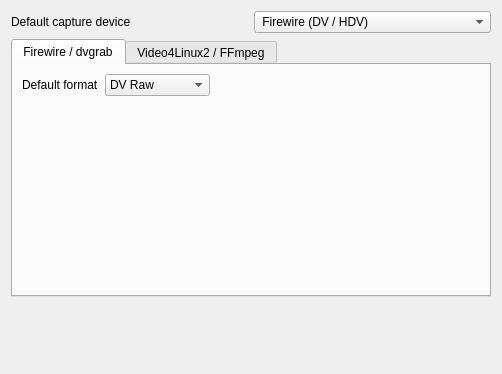
Qt form src/widgets/configcapture_ui.ui (KDE/kdenlive) before a commit.
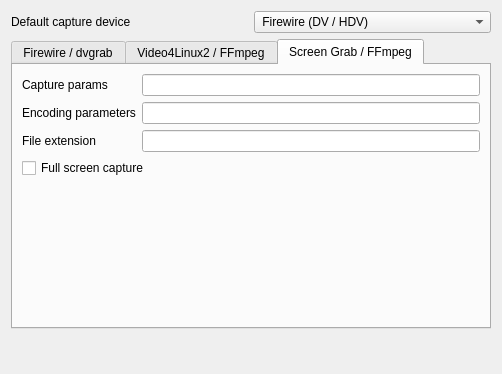
The same form after that commit. The open tabs and pages were chosen to show the change. Custom widgets are drawn as their Qt base class.

Commit message: NEW: Kdenlive can now create screencasts. You can capture video through firewire (with dvgrab), video4linux (with ffmpeg) and x11 video grabbing (with ffmpeg configured with: --enable-x11grab )

Diff of the .ui file:
```diff
--- a/src/widgets/configcapture_ui.ui
+++ b/src/widgets/configcapture_ui.ui
@@ -47,8 +47,8 @@
        <rect>
         <x>0</x>
         <y>0</y>
-        <width>482</width>
-        <height>233</height>
+        <width>486</width>
+        <height>270</height>
        </rect>
       </property>
       <attribute name="title" >
@@ -346,31 +346,103 @@
         </widget>
        </item>
       </layout>
-      <zorder>kcfg_video4vdevice</zorder>
-      <zorder>label_7</zorder>
-      <zorder>line</zorder>
-      <zorder>label_3</zorder>
-      <zorder>label_5</zorder>
-      <zorder>kcfg_video4vformat</zorder>
-      <zorder>kcfg_video4vencoding</zorder>
-      <zorder>label_14</zorder>
-      <zorder>kcfg_video4aencoding</zorder>
-      <zorder>kcfg_video4adevice</zorder>
-      <zorder>line_2</zorder>
-      <zorder>label_9</zorder>
-      <zorder>label_16</zorder>
-      <zorder>label_15</zorder>
-      <zorder>label_13</zorder>
-      <zorder>line_3</zorder>
-      <zorder>label_4</zorder>
-      <zorder>label_6</zorder>
-      <zorder>kcfg_video4size</zorder>
-      <zorder>label_11</zorder>
-      <zorder>kcfg_video4rate</zorder>
-      <zorder>kcfg_video4capture</zorder>
-      <zorder>kcfg_video4playback</zorder>
-      <zorder>label_12</zorder>
-      <zorder>kcfg_video4aformat</zorder>
+     </widget>
+     <widget class="QWidget" name="tab_3" >
+      <property name="geometry" >
+       <rect>
+        <x>0</x>
+        <y>0</y>
+        <width>486</width>
+        <height>270</height>
+       </rect>
+      </property>
+      <attribute name="title" >
+       <string>Screen Grab / FFmpeg</string>
+      </attribute>
+      <layout class="QGridLayout" name="gridLayout_4" >
+       <item row="0" column="0" >
+        <widget class="QLabel" name="label_17" >
+         <property name="text" >
+          <string>Capture params</string>
+         </property>
+        </widget>
+       </item>
+       <item row="0" column="1" >
+        <widget class="KLineEdit" name="kcfg_screengrabcapture" />
+       </item>
+       <item row="1" column="0" >
+        <widget class="QLabel" name="label_8" >
+         <property name="sizePolicy" >
+          <sizepolicy vsizetype="Preferred" hsizetype="Maximum" >
+           <horstretch>0</horstretch>
+           <verstretch>0</verstretch>
+          </sizepolicy>
+         </property>
+         <property name="text" >
+          <string>Encoding parameters</string>
+         </property>
+        </widget>
+       </item>
+       <item row="1" column="1" >
+        <widget class="KLineEdit" name="kcfg_screengrabencoding" >
+         <property name="sizePolicy" >
+          <sizepolicy vsizetype="Fixed" hsizetype="MinimumExpanding" >
+           <horstretch>0</horstretch>
+           <verstretch>0</verstretch>
+          </sizepolicy>
+         </property>
+         <property name="text" >
+          <string/>
+         </property>
+        </widget>
+       </item>
+       <item row="2" column="0" >
+        <widget class="QLabel" name="label_10" >
+         <property name="sizePolicy" >
+          <sizepolicy vsizetype="Preferred" hsizetype="Maximum" >
+           <horstretch>0</horstretch>
+           <verstretch>0</verstretch>
+          </sizepolicy>
+         </property>
+         <property name="text" >
+          <string>File extension</string>
+         </property>
+        </widget>
+       </item>
+       <item row="2" column="1" >
+        <widget class="KLineEdit" name="kcfg_screengrabextension" >
+         <property name="sizePolicy" >
+          <sizepolicy vsizetype="Fixed" hsizetype="MinimumExpanding" >
+           <horstretch>0</horstretch>
+           <verstretch>0</verstretch>
+          </sizepolicy>
+         </property>
+         <property name="text" >
+          <string/>
+         </property>
+        </widget>
+       </item>
+       <item row="3" column="0" colspan="2" >
+        <widget class="QCheckBox" name="kcfg_fullscreengrab" >
+         <property name="text" >
+          <string>Full screen capture</string>
+         </property>
+        </widget>
+       </item>
+       <item row="4" column="1" >
+        <spacer name="verticalSpacer_3" >
+         <property name="orientation" >
+          <enum>Qt::Vertical</enum>
+         </property>
+         <property name="sizeHint" stdset="0" >
+          <size>
+           <width>383</width>
+           <height>160</height>
+          </size>
+         </property>
+        </spacer>
+       </item>
+      </layout>
      </widget>
     </widget>
    </item>
```
Left out of the diff: 9 changed lines with no effect on the pictures. The commit also changes 10 other files.
